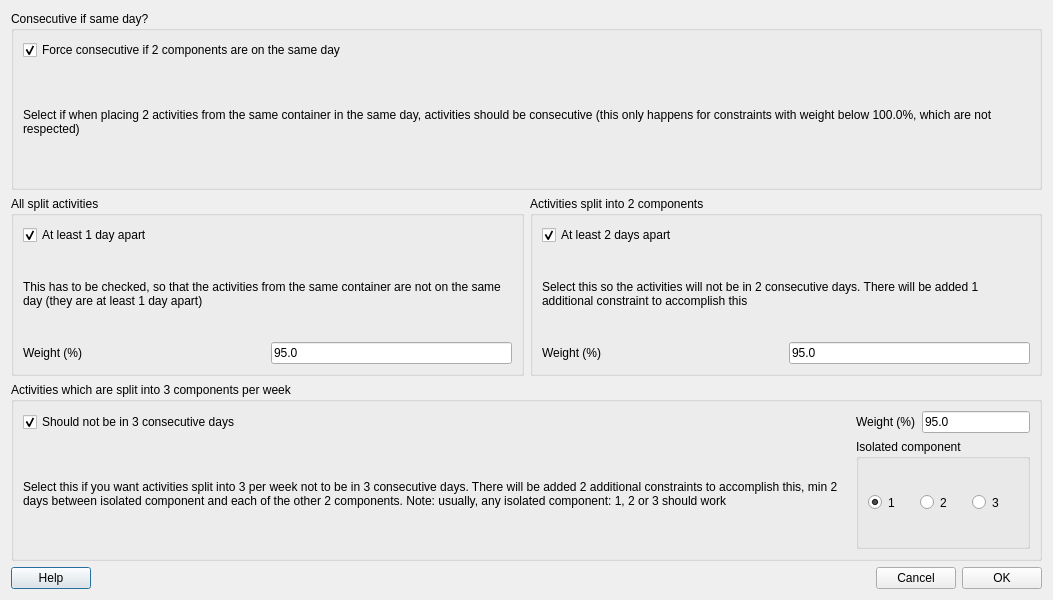
This is fet/src/interface/spreadmindaysconstraintsfivedaysform_template.ui in vonmecheln/fet as Qt 5 draws it before an edit. The edited form follows.
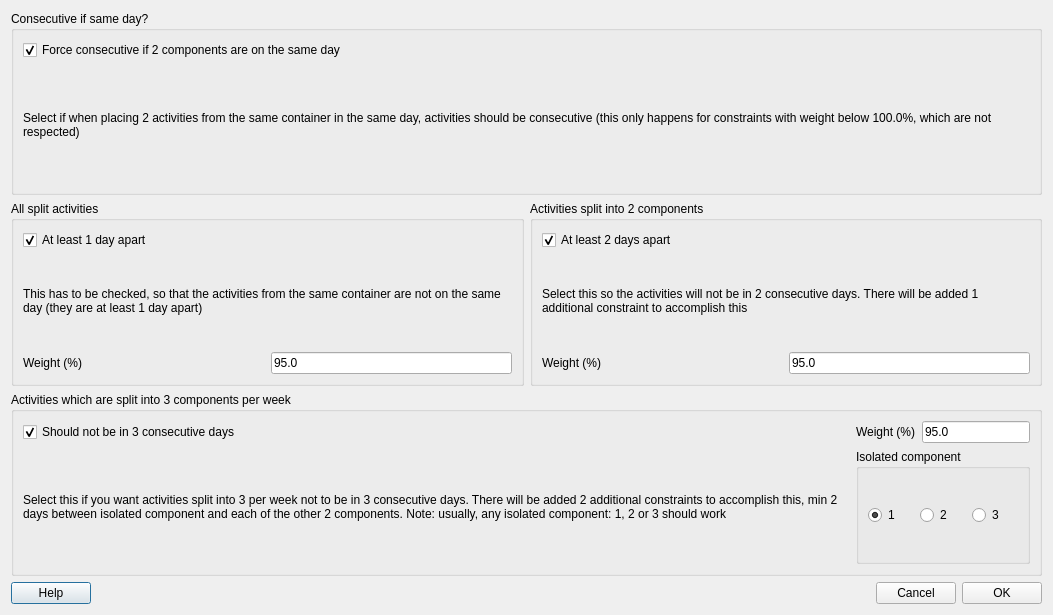
This is the edited form.

```diff
--- a/fet/src/interface/spreadmindaysconstraintsfivedaysform_template.ui
+++ b/fet/src/interface/spreadmindaysconstraintsfivedaysform_template.ui
@@ -7,7 +7,7 @@
     <x>0</x>
     <y>0</y>
     <width>1053</width>
-    <height>600</height>
+    <height>615</height>
    </rect>
   </property>
   <property name="windowTitle">
```
Left out of the diff: 2 changed lines with no effect on the pictures.
